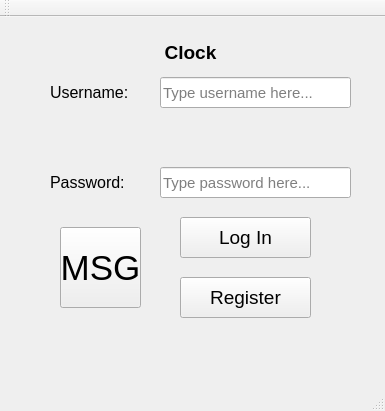
Before: the Qt Designer form mainwindow.ui in Smrajestic/LoginProjectQt, drawn with Qt 5.
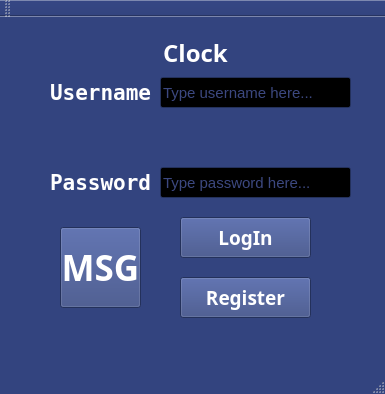
After: the same form once the commit is applied.

Commit message: Drugačen font, drugačna barva okna/gumbov

The edit to the form file:
```diff
--- a/mainwindow.ui
+++ b/mainwindow.ui
@@ -7,9 +7,424 @@
     <x>0</x>
     <y>0</y>
     <width>385</width>
-    <height>411</height>
+    <height>394</height>
    </rect>
   </property>
+  <property name="palette">
+   <palette>
+    <active>
+     <colorrole role="WindowText">
+      <brush brushstyle="SolidPattern">
+       <color alpha="255">
+        <red>255</red>
+        <green>255</green>
+        <blue>255</blue>
+       </color>
+      </brush>
+     </colorrole>
+     <colorrole role="Button">
+      <brush brushstyle="SolidPattern">
+       <color alpha="255">
+        <red>51</red>
+        <green>68</green>
+        <blue>127</blue>
+       </color>
+      </brush>
+     </colorrole>
+     <colorrole role="Light">
+      <brush brushstyle="SolidPattern">
+       <color alpha="255">
+        <red>76</red>
+        <green>102</green>
+        <blue>191</blue>
+       </color>
+      </brush>
+     </colorrole>
+     <colorrole role="Midlight">
+      <brush brushstyle="SolidPattern">
+       <color alpha="255">
+        <red>63</red>
+        <green>85</green>
+        <blue>159</blue>
+       </color>
+      </brush>
+     </colorrole>
+     <colorrole role="Dark">
+      <brush brushstyle="SolidPattern">
+       <color alpha="255">
+        <red>25</red>
+        <green>34</green>
+        <blue>63</blue>
+       </color>
+      </brush>
+     </colorrole>
+     <colorrole role="Mid">
+      <brush brushstyle="SolidPattern">
+       <color alpha="255">
+        <red>34</red>
+        <green>45</green>
+        <blue>84</blue>
+       </color>
+      </brush>
+     </colorrole>
+     <colorrole role="Text">
+      <brush brushstyle="SolidPattern">
+       <color alpha="255">
+        <red>255</red>
+        <green>255</green>
+        <blue>255</blue>
+       </color>
+      </brush>
+     </colorrole>
+     <colorrole role="BrightText">
+      <brush brushstyle="SolidPattern">
+       <color alpha="255">
+        <red>255</red>
+        <green>255</green>
+        <blue>255</blue>
+       </color>
+      </brush>
+     </colorrole>
+     <colorrole role="ButtonText">
+      <brush brushstyle="SolidPattern">
+       <color alpha="255">
+        <red>255</red>
+        <green>255</green>
+        <blue>255</blue>
+       </color>
+      </brush>
+     </colorrole>
+     <colorrole role="Base">
+      <brush brushstyle="SolidPattern">
+       <color alpha="255">
+        <red>0</red>
+        <green>0</green>
+        <blue>0</blue>
+       </color>
+      </brush>
+     </colorrole>
+     <colorrole role="Window">
+      <brush brushstyle="SolidPattern">
+       <color alpha="255">
+        <red>51</red>
+        <green>68</green>
+        <blue>127</blue>
+       </color>
+      </brush>
+     </colorrole>
+     <colorrole role="Shadow">
+      <brush brushstyle="SolidPattern">
+       <color alpha="255">
+        <red>0</red>
+        <green>0</green>
+        <blue>0</blue>
+       </color>
+      </brush>
+     </colorrole>
+     <colorrole role="AlternateBase">
+      <brush brushstyle="SolidPattern">
+       <color alpha="255">
+        <red>25</red>
+        <green>34</green>
+        <blue>63</blue>
+       </color>
+      </brush>
+     </colorrole>
+     <colorrole role="ToolTipBase">
+      <brush brushstyle="SolidPattern">
+       <color alpha="255">
+        <red>255</red>
+        <green>255</green>
+        <blue>220</blue>
+       </color>
+      </brush>
+     </colorrole>
+     <colorrole role="ToolTipText">
+      <brush brushstyle="SolidPattern">
+       <color alpha="255">
+        <red>0</red>
+        <green>0</green>
+        <blue>0</blue>
+       </color>
+      </brush>
+     </colorrole>
+    </active>
+    <inactive>
+     <colorrole role="WindowText">
+      <brush brushstyle="SolidPattern">
+       <color alpha="255">
+        <red>255</red>
+        <green>255</green>
+        <blue>255</blue>
+       </color>
+      </brush>
+     </colorrole>
+     <colorrole role="Button">
+      <brush brushstyle="SolidPattern">
+       <color alpha="255">
+        <red>51</red>
+        <green>68</green>
+        <blue>127</blue>
+       </color>
+      </brush>
+     </colorrole>
+     <colorrole role="Light">
+      <brush brushstyle="SolidPattern">
+       <color alpha="255">
+        <red>76</red>
+        <green>102</green>
+        <blue>191</blue>
+       </color>
+      </brush>
+     </colorrole>
+     <colorrole role="Midlight">
+      <brush brushstyle="SolidPattern">
+       <color alpha="255">
+        <red>63</red>
+        <green>85</green>
+        <blue>159</blue>
+       </color>
+      </brush>
+     </colorrole>
+     <colorrole role="Dark">
+      <brush brushstyle="SolidPattern">
+       <color alpha="255">
+        <red>25</red>
+        <green>34</green>
+        <blue>63</blue>
+       </color>
+      </brush>
+     </colorrole>
+     <colorrole role="Mid">
+      <brush brushstyle="SolidPattern">
+       <color alpha="255">
+        <red>34</red>
+        <green>45</green>
+        <blue>84</blue>
+       </color>
+      </brush>
+     </colorrole>
+     <colorrole role="Text">
+      <brush brushstyle="SolidPattern">
+       <color alpha="255">
+        <red>255</red>
+        <green>255</green>
+        <blue>255</blue>
+       </color>
+      </brush>
+     </colorrole>
+     <colorrole role="BrightText">
+      <brush brushstyle="SolidPattern">
+       <color alpha="255">
+        <red>255</red>
+        <green>255</green>
+        <blue>255</blue>
+       </color>
+      </brush>
+     </colorrole>
+     <colorrole role="ButtonText">
+      <brush brushstyle="SolidPattern">
+       <color alpha="255">
+        <red>255</red>
+        <green>255</green>
+        <blue>255</blue>
+       </color>
+      </brush>
+     </colorrole>
+     <colorrole role="Base">
+      <brush brushstyle="SolidPattern">
+       <color alpha="255">
+        <red>0</red>
+        <green>0</green>
+        <blue>0</blue>
+       </color>
+      </brush>
+     </colorrole>
+     <colorrole role="Window">
+      <brush brushstyle="SolidPattern">
+       <color alpha="255">
+        <red>51</red>
+        <green>68</green>
+        <blue>127</blue>
+       </color>
+      </brush>
+     </colorrole>
+     <colorrole role="Shadow">
+      <brush brushstyle="SolidPattern">
+       <color alpha="255">
+        <red>0</red>
+        <green>0</green>
+        <blue>0</blue>
+       </color>
+      </brush>
+     </colorrole>
+     <colorrole role="AlternateBase">
+      <brush brushstyle="SolidPattern">
+       <color alpha="255">
+        <red>25</red>
+        <green>34</green>
+        <blue>63</blue>
+       </color>
+      </brush>
+     </colorrole>
+     <colorrole role="ToolTipBase">
+      <brush brushstyle="SolidPattern">
+       <color alpha="255">
+        <red>255</red>
+        <green>255</green>
+        <blue>220</blue>
+       </color>
+      </brush>
+     </colorrole>
+     <colorrole role="ToolTipText">
+      <brush brushstyle="SolidPattern">
+       <color alpha="255">
+        <red>0</red>
+        <green>0</green>
+        <blue>0</blue>
+       </color>
+      </brush>
+     </colorrole>
+    </inactive>
+    <disabled>
+     <colorrole role="WindowText">
+      <brush brushstyle="SolidPattern">
+       <color alpha="255">
+        <red>25</red>
+        <green>34</green>
+        <blue>63</blue>
+       </color>
+      </brush>
+     </colorrole>
+     <colorrole role="Button">
+      <brush brushstyle="SolidPattern">
+       <color alpha="255">
+        <red>51</red>
+        <green>68</green>
+        <blue>127</blue>
+       </color>
+      </brush>
+     </colorrole>
+     <colorrole role="Light">
+      <brush brushstyle="SolidPattern">
+       <color alpha="255">
+        <red>76</red>
+        <green>102</green>
+        <blue>191</blue>
+       </color>
+      </brush>
+     </colorrole>
+     <colorrole role="Midlight">
+      <brush brushstyle="SolidPattern">
+       <color alpha="255">
+        <red>63</red>
+        <green>85</green>
+        <blue>159</blue>
+       </color>
+      </brush>
+     </colorrole>
+     <colorrole role="Dark">
+      <brush brushstyle="SolidPattern">
+       <color alpha="255">
+        <red>25</red>
+        <green>34</green>
+        <blue>63</blue>
+       </color>
+      </brush>
+     </colorrole>
+     <colorrole role="Mid">
+      <brush brushstyle="SolidPattern">
+       <color alpha="255">
+        <red>34</red>
+        <green>45</green>
+        <blue>84</blue>
+       </color>
+      </brush>
+     </colorrole>
+     <colorrole role="Text">
+      <brush brushstyle="SolidPattern">
+       <color alpha="255">
+        <red>25</red>
+        <green>34</green>
+        <blue>63</blue>
+       </color>
+      </brush>
+     </colorrole>
+     <colorrole role="BrightText">
+      <brush brushstyle="SolidPattern">
+       <color alpha="255">
+        <red>255</red>
+        <green>255</green>
+        <blue>255</blue>
+       </color>
+      </brush>
+     </colorrole>
+     <colorrole role="ButtonText">
+      <brush brushstyle="SolidPattern">
+       <color alpha="255">
+        <red>25</red>
+        <green>34</green>
+        <blue>63</blue>
+       </color>
+      </brush>
+     </colorrole>
+     <colorrole role="Base">
+      <brush brushstyle="SolidPattern">
+       <color alpha="255">
+        <red>51</red>
+        <green>68</green>
+        <blue>127</blue>
+       </color>
+      </brush>
+     </colorrole>
+     <colorrole role="Window">
+      <brush brushstyle="SolidPattern">
+       <color alpha="255">
+        <red>51</red>
+        <green>68</green>
+        <blue>127</blue>
+       </color>
+      </brush>
+     </colorrole>
+     <colorrole role="Shadow">
+      <brush brushstyle="SolidPattern">
+       <color alpha="255">
+        <red>0</red>
+        <green>0</green>
+        <blue>0</blue>
+       </color>
+      </brush>
+     </colorrole>
+     <colorrole role="AlternateBase">
+      <brush brushstyle="SolidPattern">
+       <color alpha="255">
+        <red>51</red>
+        <green>68</green>
+        <blue>127</blue>
+       </color>
+      </brush>
+     </colorrole>
+     <colorrole role="ToolTipBase">
+      <brush brushstyle="SolidPattern">
+       <color alpha="255">
+        <red>255</red>
+        <green>255</green>
+        <blue>220</blue>
+       </color>
+      </brush>
+     </colorrole>
+     <colorrole role="ToolTipText">
+      <brush brushstyle="SolidPattern">
+       <color alpha="255">
+        <red>0</red>
+        <green>0</green>
+        <blue>0</blue>
+       </color>
+      </brush>
+     </colorrole>
+    </disabled>
+   </palette>
+  </property>
   <property name="mouseTracking">
    <bool>false</bool>
   </property>
@@ -34,13 +449,16 @@
      <rect>
       <x>50</x>
       <y>60</y>
-      <width>91</width>
+      <width>101</width>
       <height>31</height>
      </rect>
     </property>
     <property name="font">
      <font>
-      <pointsize>12</pointsize>
+      <family>Terminal</family>
+      <pointsize>16</pointsize>
+      <weight>75</weight>
+      <bold>true</bold>
      </font>
     </property>
     <property name="text">
@@ -52,13 +470,16 @@
      <rect>
       <x>50</x>
       <y>150</y>
-      <width>91</width>
+      <width>101</width>
       <height>31</height>
      </rect>
     </property>
     <property name="font">
      <font>
-      <pointsize>12</pointsize>
+      <family>Terminal</family>
+      <pointsize>16</pointsize>
+      <weight>75</weight>
+      <bold>true</bold>
      </font>
     </property>
     <property name="text">
@@ -68,15 +489,18 @@
    <widget class="QLabel" name="Label">
     <property name="geometry">
      <rect>
-      <x>130</x>
+      <x>60</x>
       <y>100</y>
-      <width>131</width>
-      <height>41</height>
+      <width>271</width>
+      <height>61</height>
      </rect>
     </property>
     <property name="font">
      <font>
-      <pointsize>16</pointsize>
+      <family>Verdana</family>
+      <pointsize>26</pointsize>
+      <weight>75</weight>
+      <bold>true</bold>
      </font>
     </property>
     <property name="text">
@@ -95,6 +519,43 @@
       <height>31</height>
      </rect>
     </property>
+    <property name="palette">
+     <palette>
+      <active>
+       <colorrole role="Text">
+        <brush brushstyle="SolidPattern">
+         <color alpha="255">
+          <red>119</red>
+          <green>144</green>
+          <blue>255</blue>
+         </color>
+        </brush>
+       </colorrole>
+      </active>
+      <inactive>
+       <colorrole role="Text">
+        <brush brushstyle="SolidPattern">
+         <color alpha="255">
+          <red>119</red>
+          <green>144</green>
+          <blue>255</blue>
+         </color>
+        </brush>
+       </colorrole>
+      </inactive>
+      <disabled>
+       <colorrole role="Text">
+        <brush brushstyle="SolidPattern">
+         <color alpha="255">
+          <red>25</red>
+          <green>34</green>
+          <blue>63</blue>
+         </color>
+        </brush>
+       </colorrole>
+      </disabled>
+     </palette>
+    </property>
     <property name="font">
      <font>
       <pointsize>11</pointsize>
@@ -122,6 +583,43 @@
       <height>31</height>
      </rect>
     </property>
+    <property name="palette">
+     <palette>
+      <active>
+       <colorrole role="Text">
+        <brush brushstyle="SolidPattern">
+         <color alpha="255">
+          <red>119</red>
+          <green>144</green>
+          <blue>255</blue>
+         </color>
+        </brush>
+       </colorrole>
+      </active>
+      <inactive>
+       <colorrole role="Text">
+        <brush brushstyle="SolidPattern">
+         <color alpha="255">
+          <red>119</red>
+          <green>144</green>
+          <blue>255</blue>
+         </color>
+        </brush>
+       </colorrole>
+      </inactive>
+      <disabled>
+       <colorrole role="Text">
+        <brush brushstyle="SolidPattern">
+         <color alpha="255">
+          <red>25</red>
+          <green>34</green>
+          <blue>63</blue>
+         </color>
+        </brush>
+       </colorrole>
+      </disabled>
+     </palette>
+    </property>
     <property name="font">
      <font>
       <pointsize>11</pointsize>
@@ -148,11 +646,14 @@
     </property>
     <property name="font">
      <font>
+      <family>GungsuhChe</family>
       <pointsize>14</pointsize>
+      <weight>75</weight>
+      <bold>true</bold>
      </font>
     </property>
     <property name="text">
-     <string>Log In</string>
+     <string>LogIn</string>
     </property>
    </widget>
    <widget class="QPushButton" name="pushButton">
@@ -166,7 +667,10 @@
     </property>
     <property name="font">
      <font>
+      <family>GungsuhChe</family>
       <pointsize>26</pointsize>
+      <weight>75</weight>
+      <bold>true</bold>
      </font>
     </property>
     <property name="text">
@@ -184,7 +688,10 @@
     </property>
     <property name="font">
      <font>
+      <family>GungsuhChe</family>
       <pointsize>14</pointsize>
+      <weight>75</weight>
+      <bold>true</bold>
      </font>
     </property>
     <property name="text">
@@ -196,13 +703,14 @@
      <rect>
       <x>110</x>
       <y>20</y>
-      <width>161</width>
+      <width>171</width>
       <height>31</height>
      </rect>
     </property>
     <property name="font">
      <font>
-      <pointsize>14</pointsize>
+      <family>Segoe Print</family>
+      <pointsize>18</pointsize>
       <weight>75</weight>
       <bold>true</bold>
      </font>
```
